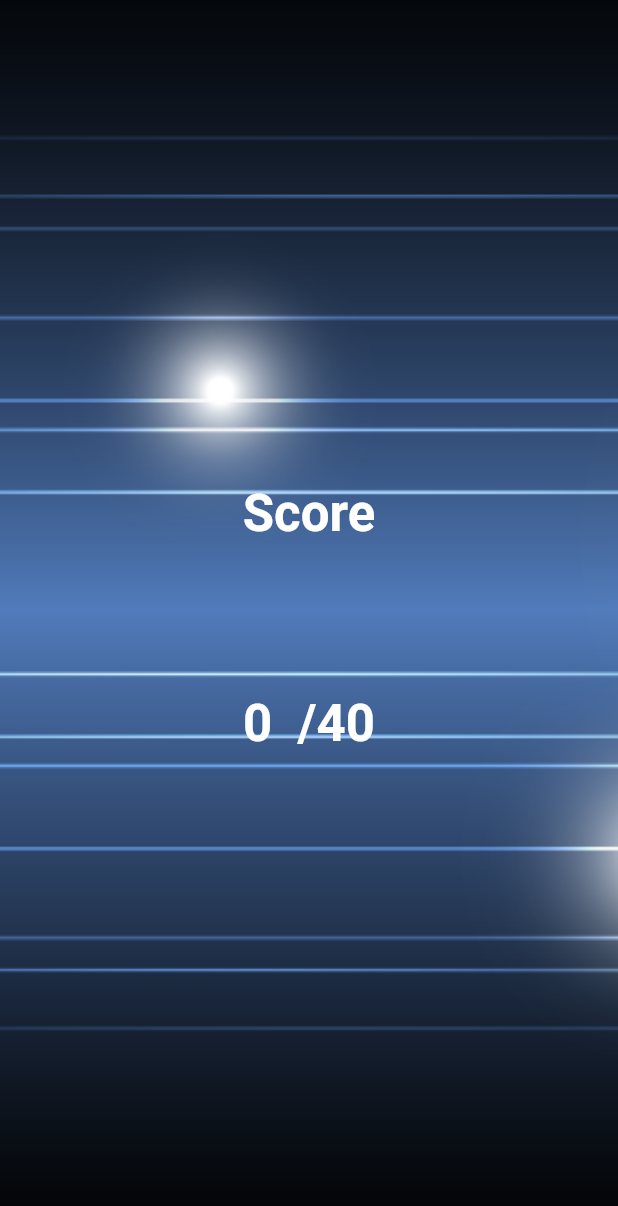
After one commit to joe1986-dotcom/flutter_app_design, a Flutter app: the ScoreScreen screen opened directly, on a phone screen of 412 x 824 dp. The commit adds this screen. Shown: the top 1206 px of the screen. Run offline on Flutter 3.47's test engine with Material 2 defaults, Android fonts, the phone set to English and light mode, and no system bars; our stand-ins replace get.

Commit message:
スコア画面追加

```diff
--- a/lib/controllers/question_controller.dart
+++ b/lib/controllers/question_controller.dart
@@ -1,5 +1,6 @@
 import 'package:flutter/cupertino.dart';
 import 'package:flutter_app_design/models/question.dart';
+import 'package:flutter_app_design/screens/score_screen.dart';
 import 'package:get/get.dart';
 
 class QuestionController extends GetxController with SingleGetTickerProviderMixin {
@@ -105,7 +106,7 @@ class QuestionController extends GetxController with SingleGetTickerProviderMixi
 
   void nextQuestion(){
     // 問題数が最後か判定
-    if(_questions.length != currentQuestionNum){
+    if(currentQuestionNum != _questions.length){
       _isAnswered = false;
 
       // 最後でなければ画面を変える
@@ -116,10 +117,12 @@ class QuestionController extends GetxController with SingleGetTickerProviderMixi
       );
       _animationController.reset();
       _animationController.forward().whenComplete(nextQuestion);
+    }else{
+      // 最後であれば別画面に遷移
+      Get.to(ScoreScreen());
     }
 
 
-    // 最後であれば別画面に遷移
   }
 
 
--- /dev/null
+++ b/lib/screens/score_screen.dart
@@ -0,0 +1,58 @@
+import 'package:flutter/cupertino.dart';
+import 'package:flutter/material.dart';
+import 'package:flutter_app_design/controllers/question_controller.dart';
+import 'package:get/get.dart';
+
+class ScoreScreen extends StatelessWidget {
+  ScoreScreen({Key key}) : super(key: key);
+
+  @override
+  Widget build(BuildContext context) {
+    QuestionController _qnController = Get.put(QuestionController());
+
+    return Scaffold(
+      body: Stack(
+        children: [
+          Container(
+            decoration: BoxDecoration(
+              image: DecorationImage(
+                  image: AssetImage(
+                      "images/back.png"
+                  ),
+                  fit: BoxFit.cover
+              ),
+            ),
+          ),
+          SafeArea(
+            child: Center(
+              child: Padding(
+                padding: EdgeInsets.all(20.0),
+                child: Column(
+                  mainAxisAlignment: MainAxisAlignment.center,
+                  crossAxisAlignment: CrossAxisAlignment.center,
+                  children: [
+
+                    Spacer(flex: 3,),
+                    Text(
+                      "Score",
+                      style: Theme.of(context).textTheme.headline4.copyWith(
+                          color: Colors.white, fontWeight: FontWeight.bold),
+                    ),
+                    Spacer(flex: 1),
+                    Text(
+                      "${_qnController.correctNum * 10}  /${_qnController.questions.length * 10}",
+                      style: Theme.of(context).textTheme.headline4.copyWith(
+                          color: Colors.white, fontWeight: FontWeight.bold),
+                    ),
+
+                    Spacer(flex: 3,),
+                  ],
+                ),
+              ),
+            ),
+          ),
+        ],
+      ),
+    );
+  }
+}
--- a/lib/screens/welcome_screen.dart
+++ b/lib/screens/welcome_screen.dart
@@ -1,4 +1,3 @@
-
 import 'package:flutter/cupertino.dart';
 import 'package:flutter/material.dart';
 import 'package:flutter_app_design/screens/quiz_screen.dart';
```
